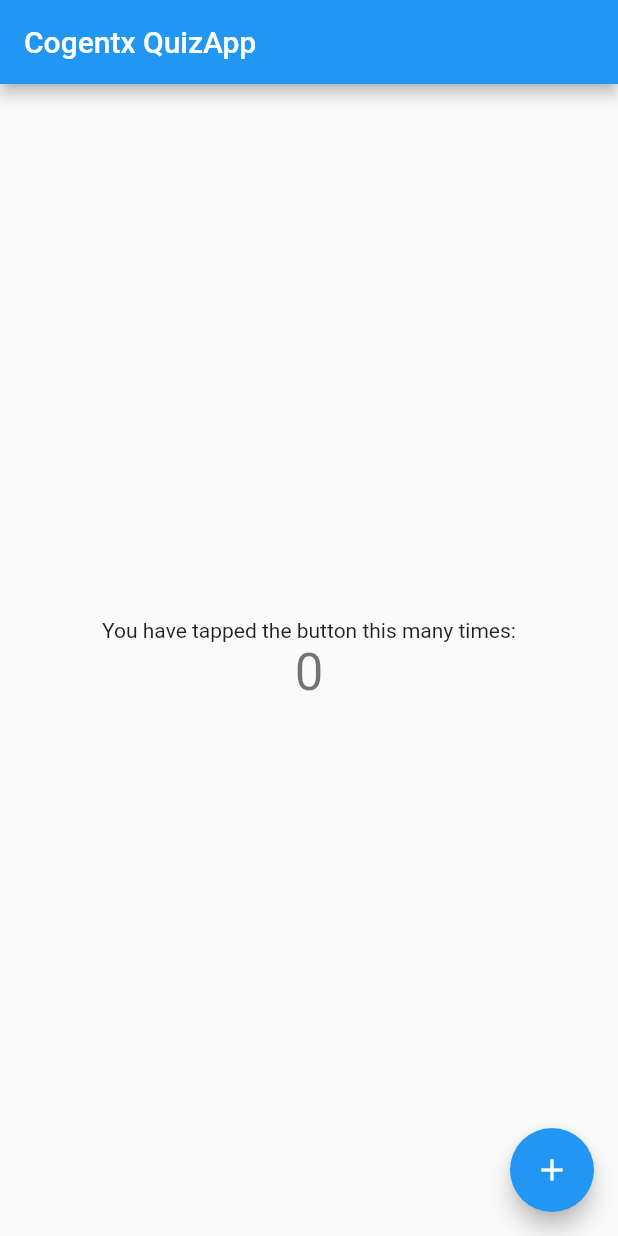
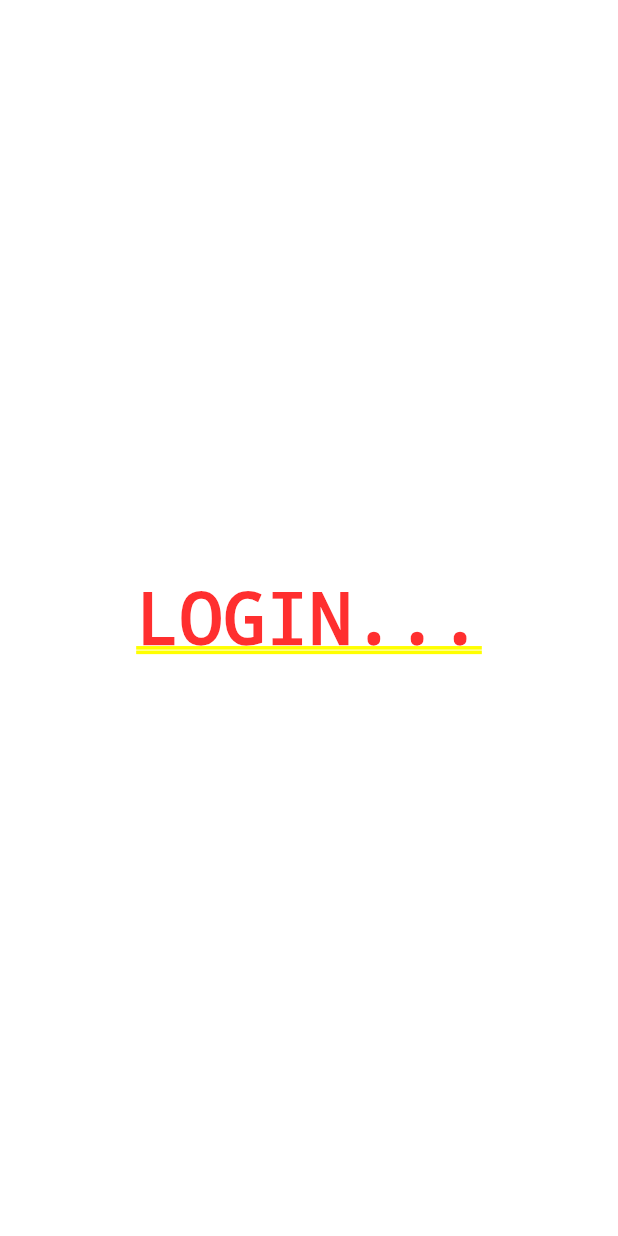
Before and after one commit to over40dev/over40dev-edu-flutter-quizapp, a Flutter app: the screen it shows after launch, on a phone screen of 412 x 824 dp. Run offline on Flutter 3.47's test engine with Material 2 defaults, Android fonts, the phone set to English and light mode, and no system bars; our stand-ins replace cloud_firestore, firebase_analytics, firebase_auth, font_awesome_flutter, google_sign_in; accounts and stored records are empty.

```diff
--- a/lib/main.dart
+++ b/lib/main.dart
@@ -1,111 +1,52 @@
+import 'package:firebase_auth/firebase_auth.dart';
 import 'package:flutter/material.dart';
+import 'package:firebase_analytics/firebase_analytics.dart';
+import 'package:firebase_analytics/observer.dart';
+import 'package:provider/provider.dart';
+import 'package:quizapp/services/auth.dart';
+import 'screens/screens.dart';
+// import 'services/services.dart';
 
 void main() => runApp(MyApp());
 
 class MyApp extends StatelessWidget {
-  // This widget is the root of your application.
   @override
   Widget build(BuildContext context) {
-    return MaterialApp(
-      title: 'Flutter Dart - User Auth',
-      theme: ThemeData(
-        // This is the theme of your application.
-        //
-        // Try running your application with "flutter run". You'll see the
-        // application has a blue toolbar. Then, without quitting the app, try
-        // changing the primarySwatch below to Colors.green and then invoke
-        // "hot reload" (press "r" in the console where you ran "flutter run",
-        // or simply save your changes to "hot reload" in a Flutter IDE).
-        // Notice that the counter didn't reset back to zero; the application
-        // is not restarted.
-        primarySwatch: Colors.blue,
+    return MultiProvider(
+      providers: [
+        StreamProvider<FirebaseUser>.value(
+          stream: AuthService().user,
+        )
+      ],
+      child: MaterialApp(
+        // Firebase Analytics
+        navigatorObservers: [
+          FirebaseAnalyticsObserver(analytics: FirebaseAnalytics()),
+        ],
+
+        // Named Routes
+        routes: {
+          '/': (context) => LoginScreen(),
+          '/topics': (context) => TopicsScreen(),
+          '/profile': (context) => ProfileScreen(),
+          '/about': (context) => AboutScreen(),
+        },
+
+        // Theme
+        theme: ThemeData(
+          fontFamily: 'Roboto',
+          bottomAppBarTheme: BottomAppBarTheme(color: Colors.black87),
+          brightness: Brightness.dark,
+          textTheme: TextTheme(
+            body1: TextStyle(fontSize: 18),
+            body2: TextStyle(fontSize: 16),
+            button: TextStyle(letterSpacing: 1.5, fontWeight: FontWeight.bold),
+            headline: TextStyle(fontWeight: FontWeight.bold),
+            subhead: TextStyle(color: Colors.grey),
+          ),
+          buttonTheme: ButtonThemeData(),
+        ),
       ),
-      home: MyHomePage(title: 'Cogentx QuizApp'),
     );
   }
 }
-
-class MyHomePage extends StatefulWidget {
-  MyHomePage({Key key, this.title}) : super(key: key);
-
-  // This widget is the home page of your application. It is stateful, meaning
-  // that it has a State object (defined below) that contains fields that affect
-  // how it looks.
-
-  // This class is the configuration for the state. It holds the values (in this
-  // case the title) provided by the parent (in this case the App widget) and
-  // used by the build method of the State. Fields in a Widget subclass are
-  // always marked "final".
-
-  final String title;
-
-  @override
-  _MyHomePageState createState() => _MyHomePageState();
-}
-
-class _MyHomePageState extends State<MyHomePage> {
-  int _counter = 0;
-
-  void _incrementCounter() {
-    setState(() {
-      // This call to setState tells the Flutter framework that something has
-      // changed in this State, which causes it to rerun the build method below
-      // so that the display can reflect the updated values. If we changed
-      // _counter without calling setState(), then the build method would not be
-      // called again, and so nothing would appear to happen.
-      _counter++;
-    });
-  }
-
-  @override
-  Widget build(BuildContext context) {
-    // This method is rerun every time setState is called, for instance as done
-    // by the _incrementCounter method above.
-    //
-    // The Flutter framework has been optimized to make rerunning build methods
-    // fast, so that you can just rebuild anything that needs updating rather
-    // than having to individually change instances of widgets.
-    return Scaffold(
-      appBar: AppBar(
-        // Here we take the value from the MyHomePage object that was created by
-        // the App.build method, and use it to set our appbar title.
-        title: Text(widget.title),
-      ),
-      body: Center(
-        // Center is a layout widget. It takes a single child and positions it
-        // in the middle of the parent.
-        child: Column(
-          // Column is also a layout widget. It takes a list of children and
-          // arranges them vertically. By default, it sizes itself to fit its
-          // children horizontally, and tries to be as tall as its parent.
-          //
-          // Invoke "debug painting" (press "p" in the console, choose the
-          // "Toggle Debug Paint" action from the Flutter Inspector in Android
-          // Studio, or the "Toggle Debug Paint" command in Visual Studio Code)
-          // to see the wireframe for each widget.
-          //
-          // Column has various properties to control how it sizes itself and
-          // how it positions its children. Here we use mainAxisAlignment to
-          // center the children vertically; the main axis here is the vertical
-          // axis because Columns are vertical (the cross axis would be
-          // horizontal).
-          mainAxisAlignment: MainAxisAlignment.center,
-          children: <Widget>[
-            Text(
-              'You have tapped the button this many times:',
-            ),
-            Text(
-              '$_counter',
-              style: Theme.of(context).textTheme.display1,
-            ),
-          ],
-        ),
-      ),
-      floatingActionButton: FloatingActionButton(
-        onPressed: _incrementCounter,
-        tooltip: 'Increment',
-        child: Icon(Icons.add),
-      ), // This trailing comma makes auto-formatting nicer for build methods.
-    );
-  }
-}
--- /dev/null
+++ b/lib/screens/login.dart
@@ -0,0 +1,14 @@
+import 'package:flutter/material.dart';
+
+class LoginScreen extends StatelessWidget {
+  const LoginScreen({Key key}) : super(key: key);
+
+  @override
+  Widget build(BuildContext context) {
+    return Container(
+      child: Center(
+        child: Text('LOGIN...'),
+      ),
+    );
+  }
+}
--- /dev/null
+++ b/lib/screens/screens.dart
@@ -0,0 +1,4 @@
+export 'about.dart';
+export 'login.dart';
+export 'profile.dart';
+export 'topics.dart';
--- /dev/null
+++ b/lib/services/services.dart
@@ -0,0 +1,3 @@
+export 'auth.dart';
+export 'db.dart';
+export 'globals.dart';
--- /dev/null
+++ b/lib/shared/shared.dart
@@ -0,0 +1,3 @@
+export 'bottom_nav.dart';
+export 'progress_bar.dart';
+export 'loader.dart';
--- a/pubspec.yaml
+++ b/pubspec.yaml
@@ -1,5 +1,5 @@
 name: quizapp
-description: A new Flutter project.
+description: A CogentX | JGGames project.
 
 # The following defines the version and build number for your application.
 # A version number is three numbers separated by dots, like 1.2.43
@@ -35,6 +35,8 @@ dependencies:
   google_sign_in: ^4.1.0
 
   rxdart: ^0.22.6
+  provider: 2.0.0+1
+  font_awesome_flutter: 8.4.0
 
 dev_dependencies:
   flutter_test:
```
Also changed, not shown: lib/screens/about.dart (added, +18 -0 lines), lib/screens/profile.dart (added, +27 -0 lines), lib/screens/topics.dart (added, +17 -0 lines), lib/services/auth.dart (added, +53 -0 lines), lib/services/globals.dart (added, +10 -0 lines), lib/shared/bottom_nav.dart (added, +34 -0 lines), lib/services/db.dart (added), lib/shared/loader.dart (added), lib/shared/progress_bar.dart (added), pubspec.lock, 3 other files.
